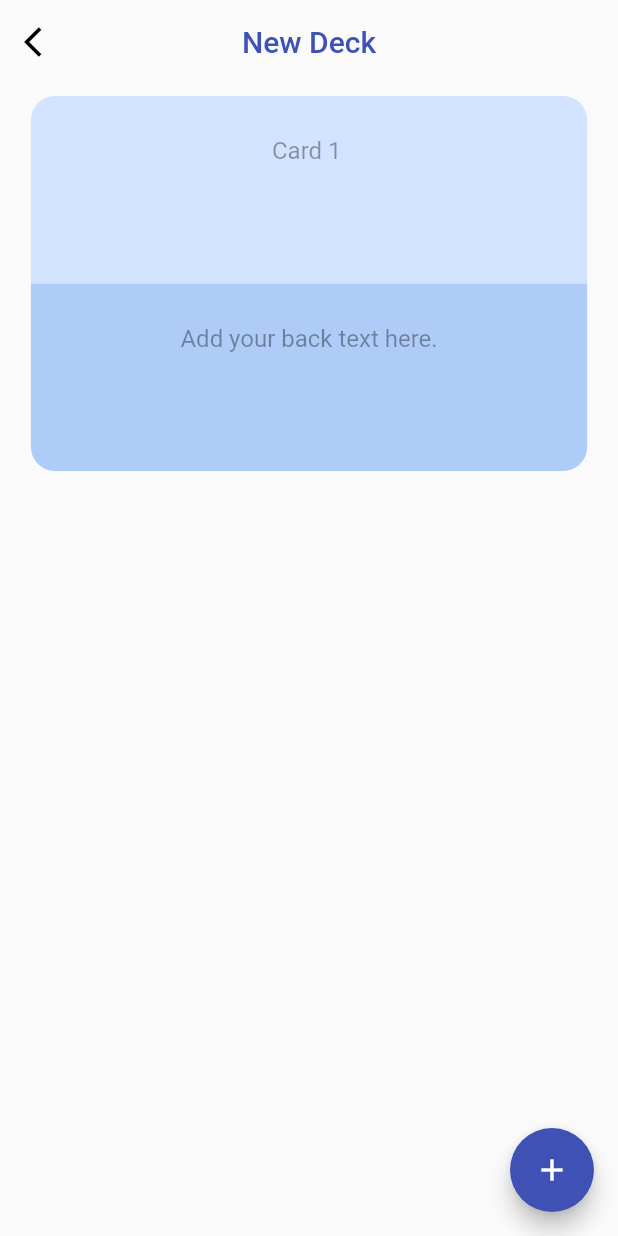
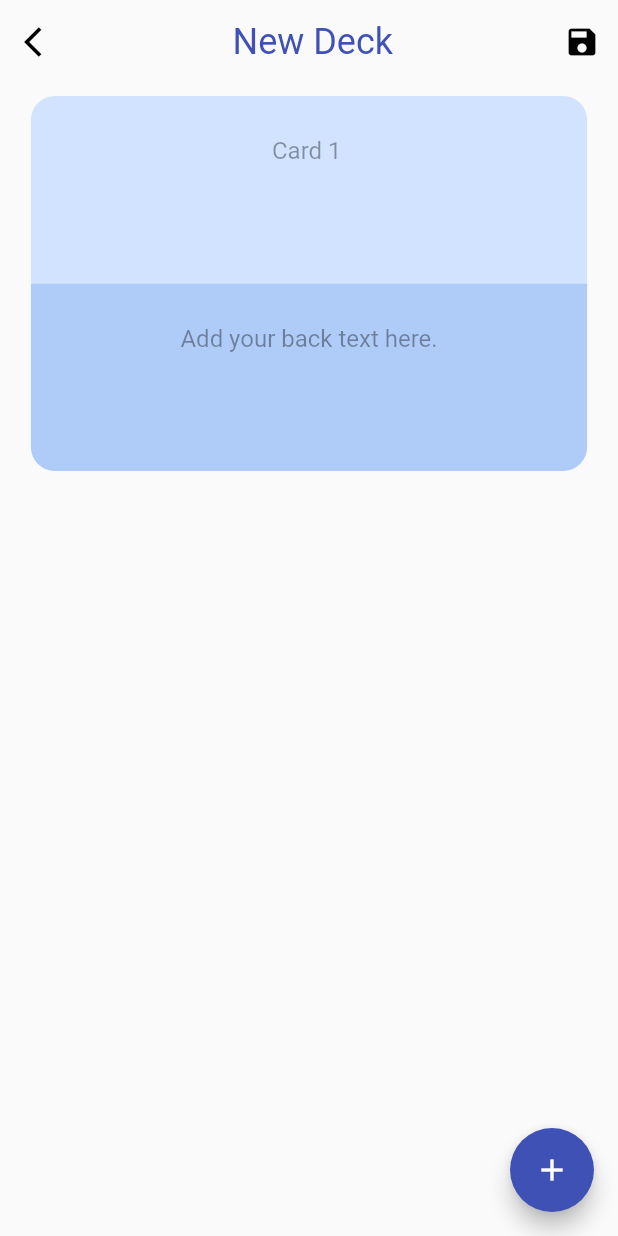
Before and after one commit to dvpv/flashcardapp, a Flutter app: the CreateDeckPage screen opened by its route, after a tap on the "add" icon, on a phone screen of 412 x 824 dp. Run offline on Flutter 3.47's test engine with Material 2 defaults, Android fonts, the phone set to English and light mode, and no system bars; our stand-ins replace cloud_firestore, email_validator, firebase_auth, firebase_core, flutter_redux, flutter_svg and 3 more; missing offline and left inert: redux_epics; accounts and stored records are empty; generated files the repository leaves out were written again.

Commit message:
Added deck creation
Added deck creation
Title edit

```diff
--- a/lib/src/presentation/deck/create_deck_page.dart
+++ b/lib/src/presentation/deck/create_deck_page.dart
@@ -1,6 +1,9 @@
+import 'package:flashcard_app/src/actions/app_action.dart';
+import 'package:flashcard_app/src/actions/decks/index.dart';
 import 'package:flashcard_app/src/models/index.dart';
 import 'package:flashcard_app/src/presentation/components/card_list_tile.dart';
 import 'package:flutter/material.dart';
+import 'package:flutter_redux/flutter_redux.dart';
 import 'package:uuid/uuid.dart';
 
 class CreateDeckPage extends StatefulWidget {
@@ -14,6 +17,13 @@ class CreateDeckPage extends StatefulWidget {
 
 class _CreateDeckPageState extends State<CreateDeckPage> {
   final List<Flashcard> _cards = <Flashcard>[];
+  final TextEditingController _titleController = TextEditingController();
+
+  @override
+  void initState() {
+    _titleController.text = 'New Deck';
+    super.initState();
+  }
 
   void _newFlashcard() {
     setState(() {
@@ -25,6 +35,37 @@ class _CreateDeckPageState extends State<CreateDeckPage> {
         ),
       );
     });
+  }
+
+  void _onNewDeck(BuildContext context) {
+    StoreProvider.of<AppState>(context).dispatch(
+      CreateDeckStart(
+        deck: Deck(
+          id: const Uuid().v1(),
+          title: _titleController.text,
+          createdAt: DateTime.now(),
+        ),
+        onResult: (AppAction action) {
+          if (action is CreateDeckSuccessful) {
+            Navigator.of(context).pop();
+          } else {
+            if (action is ErrorAction) {
+              ScaffoldMessenger.of(context).showSnackBar(
+                SnackBar(
+                  content: Text(action.error.toString()),
+                ),
+              );
+            } else {
+              ScaffoldMessenger.of(context).showSnackBar(
+                const SnackBar(
+                  content: Text('An error occurred.'),
+                ),
+              );
+            }
+          }
+        },
+      ),
+    );
   }
 
   Future<void> _deleteFlashcard(BuildContext context, Flashcard card) async {
@@ -58,9 +99,14 @@ class _CreateDeckPageState extends State<CreateDeckPage> {
   Widget build(BuildContext context) {
     return Scaffold(
       appBar: AppBar(
-        title: Text(
-          'New Deck',
-          style: TextStyle(color: Theme.of(context).colorScheme.primary),
+        title: TextField(
+          style: TextStyle(color: Theme.of(context).colorScheme.primary, fontSize: 24),
+          controller: _titleController,
+          textAlign: TextAlign.center,
+          decoration: const InputDecoration(
+            border: InputBorder.none,
+            hintText: 'Title',
+          ),
         ),
         centerTitle: true,
         leading: IconButton(
@@ -72,6 +118,15 @@ class _CreateDeckPageState extends State<CreateDeckPage> {
             Navigator.of(context).pop();
           },
         ),
+        actions: <Widget>[
+          IconButton(
+            onPressed: () => _onNewDeck(context),
+            icon: const Icon(
+              Icons.save,
+              color: Colors.black,
+            ),
+          )
+        ],
         backgroundColor: const Color(0x00000000),
         elevation: 0,
       ),
```
